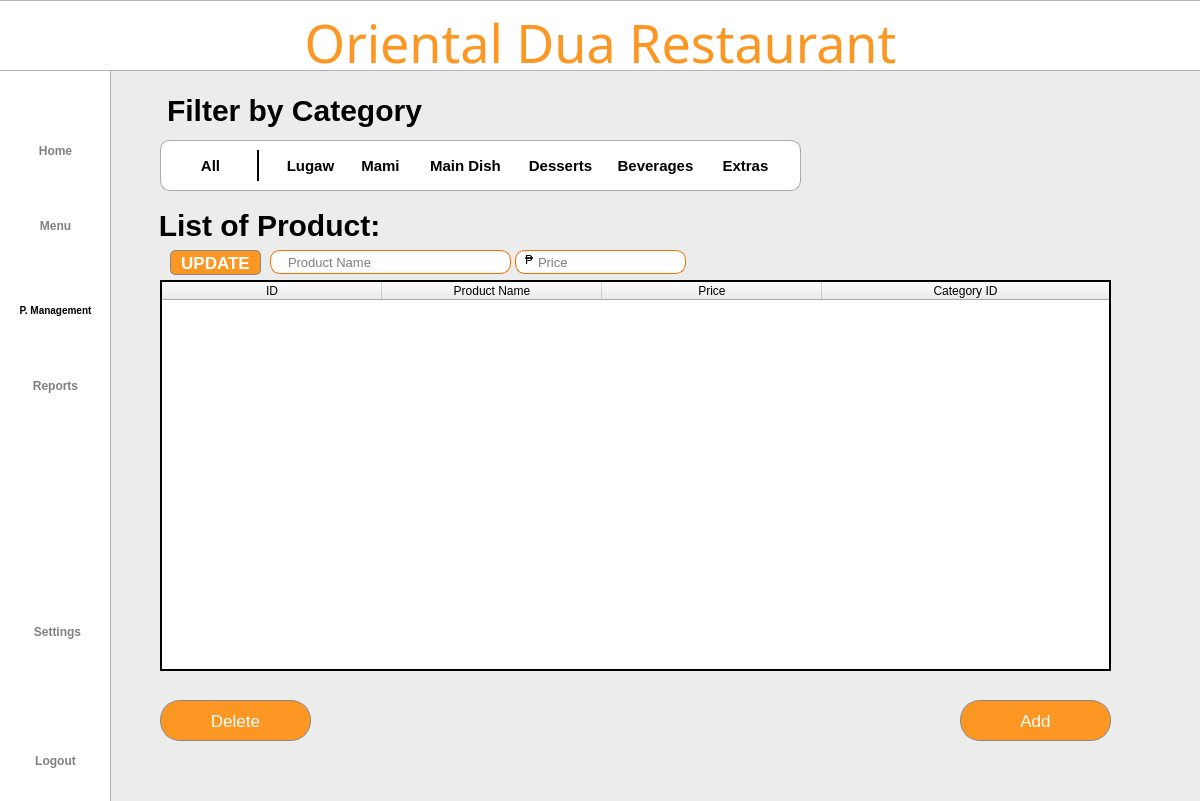
Qt form Project SE/ui/pmanagementscreen.ui (Patatims/CCSFEN2_Project) before a commit.
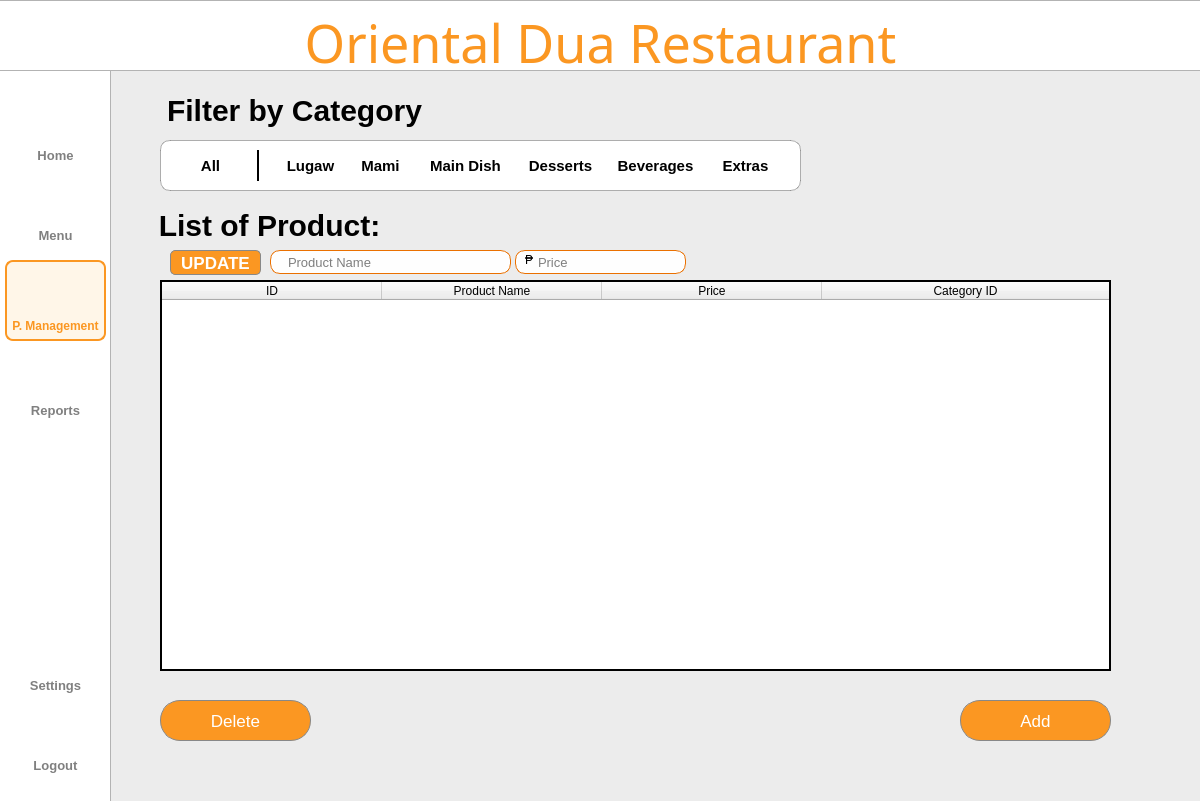
The same form after that commit. Icons and pictures are not drawn.

```diff
--- a/Project SE/ui/pmanagementscreen.ui
+++ b/Project SE/ui/pmanagementscreen.ui
@@ -156,21 +156,27 @@
    <widget class="QPushButton" name="logoutbtn">
     <property name="geometry">
      <rect>
-      <x>20</x>
-      <y>740</y>
-      <width>71</width>
-      <height>41</height>
+      <x>15</x>
+      <y>750</y>
+      <width>81</width>
+      <height>31</height>
      </rect>
     </property>
     <property name="styleSheet">
-     <string notr="true">QPushButton#logoutbtn{
+     <string notr="true">QPushButton{
     color: rgba(0,0,0, 0.5);
-    font-family: 'Roboto';
-    font-size: 12px;
+    font-family: 'Inter';
+    font-size: 13px;
     font-weight: 500;
 	border:none;
 }
-</string>
+
+QPushButton:hover{
+color: #FB9722;
+border: 2px solid #FB9722;
+border-radius: 8px;
+background-color: rgba(255, 167, 25, 0.1);
+}</string>
     </property>
     <property name="text">
      <string>Logout</string>
@@ -179,21 +185,27 @@
    <widget class="QPushButton" name="settingsbtn">
     <property name="geometry">
      <rect>
-      <x>20</x>
-      <y>620</y>
-      <width>75</width>
-      <height>23</height>
+      <x>15</x>
+      <y>670</y>
+      <width>81</width>
+      <height>31</height>
      </rect>
     </property>
     <property name="styleSheet">
-     <string notr="true">QPushButton#settingsbtn{
+     <string notr="true">QPushButton{
     color: rgba(0,0,0, 0.5);
-    font-family: 'Roboto';
-    font-size: 12px;
+    font-family: 'Inter';
+    font-size: 13px;
     font-weight: 500;
 	border:none;
 }
-</string>
+
+QPushButton:hover{
+color: #FB9722;
+border: 2px solid #FB9722;
+border-radius: 8px;
+background-color: rgba(255, 167, 25, 0.1);
+}</string>
     </property>
     <property name="text">
      <string>Settings</string>
@@ -202,8 +214,8 @@
    <widget class="QLabel" name="settingIcon">
     <property name="geometry">
      <rect>
-      <x>38</x>
-      <y>580</y>
+      <x>39</x>
+      <y>634</y>
       <width>35</width>
       <height>35</height>
      </rect>
@@ -244,21 +256,27 @@
    <widget class="QPushButton" name="menubtn">
     <property name="geometry">
      <rect>
-      <x>10</x>
-      <y>210</y>
-      <width>91</width>
+      <x>15</x>
+      <y>220</y>
+      <width>81</width>
       <height>31</height>
      </rect>
     </property>
     <property name="styleSheet">
-     <string notr="true">QPushButton#menubtn{
+     <string notr="true">QPushButton{
     color: rgba(0,0,0, 0.5);
-    font-family: 'Roboto';
-    font-size: 12px;
+    font-family: 'Inter';
+    font-size: 13px;
     font-weight: 500;
 	border:none;
 }
-</string>
+
+QPushButton:hover{
+color: #FB9722;
+border: 2px solid #FB9722;
+border-radius: 8px;
+background-color: rgba(255, 167, 25, 0.1);
+}</string>
     </property>
     <property name="text">
      <string>Menu</string>
@@ -267,35 +285,33 @@
    <widget class="QLabel" name="p_mIcon">
     <property name="geometry">
      <rect>
-      <x>40</x>
-      <y>260</y>
-      <width>35</width>
-      <height>35</height>
+      <x>37</x>
+      <y>270</y>
+      <width>40</width>
+      <height>40</height>
      </rect>
     </property>
     <property name="minimumSize">
      <size>
-      <width>35</width>
-      <height>35</height>
+      <width>40</width>
+      <height>40</height>
      </size>
     </property>
     <property name="maximumSize">
      <size>
-      <width>35</width>
-      <height>35</height>
+      <width>40</width>
+      <height>40</height>
      </size>
     </property>
     <property name="styleSheet">
-     <string notr="true">QLabel#Pmanagementbtn{
-    color: rgba(0,0,0, 0.5);
-    font-family: 'Roboto';
-    font-size: 11px;
-    font-weight: 300;
-}</string>
+     <string notr="true"/>
     </property>
     <property name="text">
      <string/>
     </property>
+    <property name="textFormat">
+     <enum>Qt::PlainText</enum>
+    </property>
     <property name="pixmap">
      <pixmap resource="../resource.qrc">:/icon/icons/productm.png</pixmap>
     </property>
@@ -309,17 +325,17 @@
    <widget class="QPushButton" name="p_managementbtn">
     <property name="geometry">
      <rect>
-      <x>10</x>
-      <y>290</y>
-      <width>91</width>
-      <height>41</height>
+      <x>5</x>
+      <y>310</y>
+      <width>101</width>
+      <height>31</height>
      </rect>
     </property>
     <property name="styleSheet">
-     <string notr="true">QPushButton#p_managementbtn{
-    color: rgba(0,0,0, 1);
-    font-family: 'Roboto';
-    font-size: 10px;
+     <string notr="true">QPushButton{
+    color: #FB9722;;
+    font-family: 'Inter';
+    font-size: 12px;
     font-weight: 500;
 	border:none;
 }
@@ -374,21 +390,27 @@
    <widget class="QPushButton" name="reportbtn">
     <property name="geometry">
      <rect>
-      <x>10</x>
-      <y>370</y>
-      <width>91</width>
+      <x>15</x>
+      <y>395</y>
+      <width>81</width>
       <height>31</height>
      </rect>
     </property>
     <property name="styleSheet">
-     <string notr="true">QPushButton#reportbtn{
+     <string notr="true">QPushButton{
     color: rgba(0,0,0, 0.5);
-    font-family: 'Roboto';
-    font-size: 12px;
+    font-family: 'Inter';
+    font-size: 13px;
     font-weight: 500;
 	border:none;
 }
-</string>
+
+QPushButton:hover{
+color: #FB9722;
+border: 2px solid #FB9722;
+border-radius: 8px;
+background-color: rgba(255, 167, 25, 0.1);
+}</string>
     </property>
     <property name="text">
      <string>Reports</string>
@@ -397,21 +419,27 @@
    <widget class="QPushButton" name="homebtn">
     <property name="geometry">
      <rect>
-      <x>10</x>
-      <y>135</y>
-      <width>91</width>
+      <x>15</x>
+      <y>140</y>
+      <width>81</width>
       <height>31</height>
      </rect>
     </property>
     <property name="styleSheet">
-     <string notr="true">QPushButton#homebtn{
+     <string notr="true">QPushButton{
     color: rgba(0,0,0, 0.5);
-    font-family: 'Roboto';
-    font-size: 12px;
+    font-family: 'Inter';
+    font-size: 13px;
     font-weight: 500;
 	border:none;
 }
-</string>
+
+QPushButton:hover{
+color: #FB9722;
+border: 2px solid #FB9722;
+border-radius: 8px;
+background-color: rgba(255, 167, 25, 0.1);
+}</string>
     </property>
     <property name="text">
      <string>Home</string>
@@ -420,8 +448,8 @@
    <widget class="QLabel" name="reportIcon">
     <property name="geometry">
      <rect>
-      <x>40</x>
-      <y>340</y>
+      <x>39</x>
+      <y>360</y>
       <width>35</width>
       <height>35</height>
      </rect>
@@ -463,7 +491,7 @@
     <property name="geometry">
      <rect>
       <x>40</x>
-      <y>180</y>
+      <y>190</y>
       <width>30</width>
       <height>30</height>
      </rect>
@@ -693,9 +721,9 @@
     <property name="geometry">
      <rect>
       <x>280</x>
-      <y>150</y>
+      <y>145</y>
       <width>61</width>
-      <height>31</height>
+      <height>41</height>
      </rect>
     </property>
     <property name="styleSheet">
@@ -726,9 +754,9 @@
     <property name="geometry">
      <rect>
       <x>350</x>
-      <y>150</y>
+      <y>145</y>
       <width>61</width>
-      <height>31</height>
+      <height>41</height>
      </rect>
     </property>
     <property name="styleSheet">
@@ -758,9 +786,9 @@
     <property name="geometry">
      <rect>
       <x>420</x>
-      <y>150</y>
+      <y>145</y>
       <width>91</width>
-      <height>31</height>
+      <height>41</height>
      </rect>
     </property>
     <property name="styleSheet">
@@ -790,9 +818,9 @@
     <property name="geometry">
      <rect>
       <x>520</x>
-      <y>150</y>
+      <y>145</y>
       <width>81</width>
-      <height>31</height>
+      <height>41</height>
      </rect>
     </property>
     <property name="styleSheet">
@@ -822,9 +850,9 @@
     <property name="geometry">
      <rect>
       <x>610</x>
-      <y>150</y>
+      <y>145</y>
       <width>91</width>
-      <height>31</height>
+      <height>41</height>
      </rect>
     </property>
     <property name="styleSheet">
@@ -853,9 +881,9 @@
     <property name="geometry">
      <rect>
       <x>710</x>
-      <y>150</y>
+      <y>145</y>
       <width>71</width>
-      <height>31</height>
+      <height>41</height>
      </rect>
     </property>
     <property name="styleSheet">
@@ -1044,6 +1072,61 @@
      <string/>
     </property>
    </widget>
+   <widget class="QLabel" name="label_2">
+    <property name="geometry">
+     <rect>
+      <x>5</x>
+      <y>260</y>
+      <width>101</width>
+      <height>81</height>
+     </rect>
+    </property>
+    <property name="styleSheet">
+     <string notr="true">QLabel{
+	background-color: rgba(255, 167, 25, 0.1);
+	border: 2px solid #FB9722;
+	border-radius: 8px;
+}</string>
+    </property>
+    <property name="text">
+     <string/>
+    </property>
+   </widget>
+   <zorder>sidebar</zorder>
+   <zorder>titlebar</zorder>
+   <zorder>whitebg</zorder>
+   <zorder>title</zorder>
+   <zorder>logoutIcon</zorder>
+   <zorder>logoutbtn</zorder>
+   <zorder>settingsbtn</zorder>
+   <zorder>settingIcon</zorder>
+   <zorder>menubtn</zorder>
+   <zorder>homeIcon</zorder>
+   <zorder>reportbtn</zorder>
+   <zorder>homebtn</zorder>
+   <zorder>reportIcon</zorder>
+   <zorder>menuIcon</zorder>
+   <zorder>listofsale</zorder>
+   <zorder>tableWidget</zorder>
+   <zorder>deletebtn</zorder>
+   <zorder>listofsale_2</zorder>
+   <zorder>addbtn</zorder>
+   <zorder>lugawbtn</zorder>
+   <zorder>mamibtn</zorder>
+   <zorder>maindishbtn</zorder>
+   <zorder>dessertsbtn</zorder>
+   <zorder>beveragesbtn</zorder>
+   <zorder>extrasbtn</zorder>
+   <zorder>updatebtn</zorder>
+   <zorder>line</zorder>
+   <zorder>allbtn</zorder>
+   <zorder>pricefield</zorder>
+   <zorder>pnamefield</zorder>
+   <zorder>label</zorder>
+   <zorder>error</zorder>
+   <zorder>label_2</zorder>
+   <zorder>p_mIcon</zorder>
+   <zorder>p_managementbtn</zorder>
   </widget>
  </widget>
  <resources>
```
Left out of the diff: 4 changed lines with no effect on the pictures.
